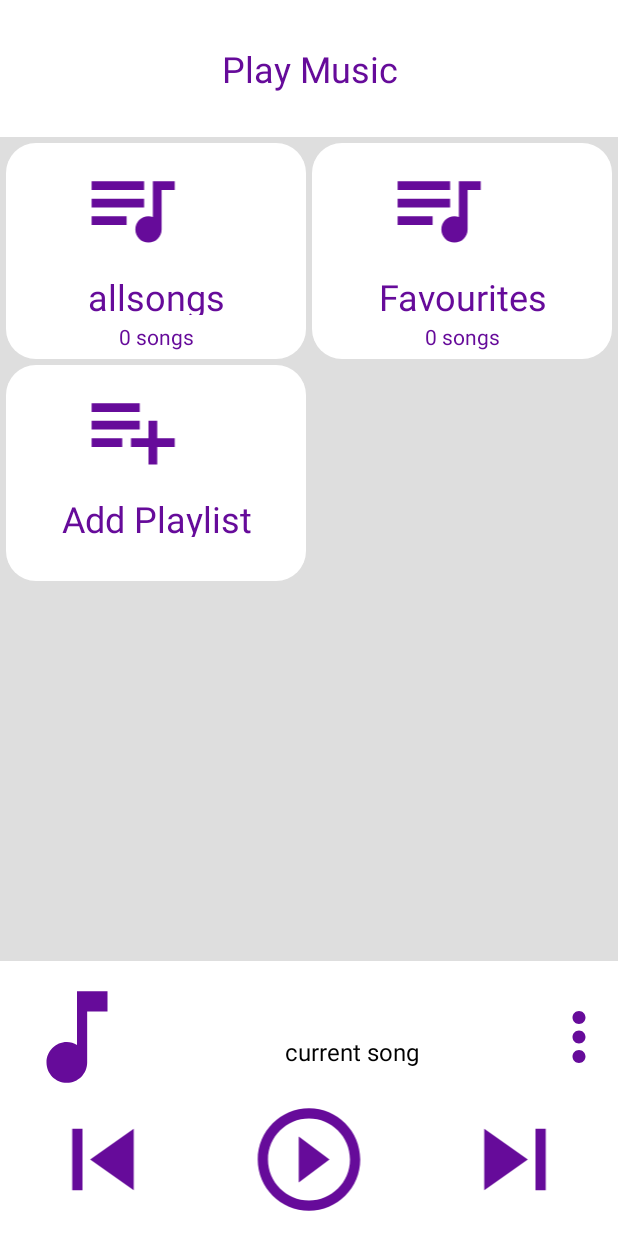
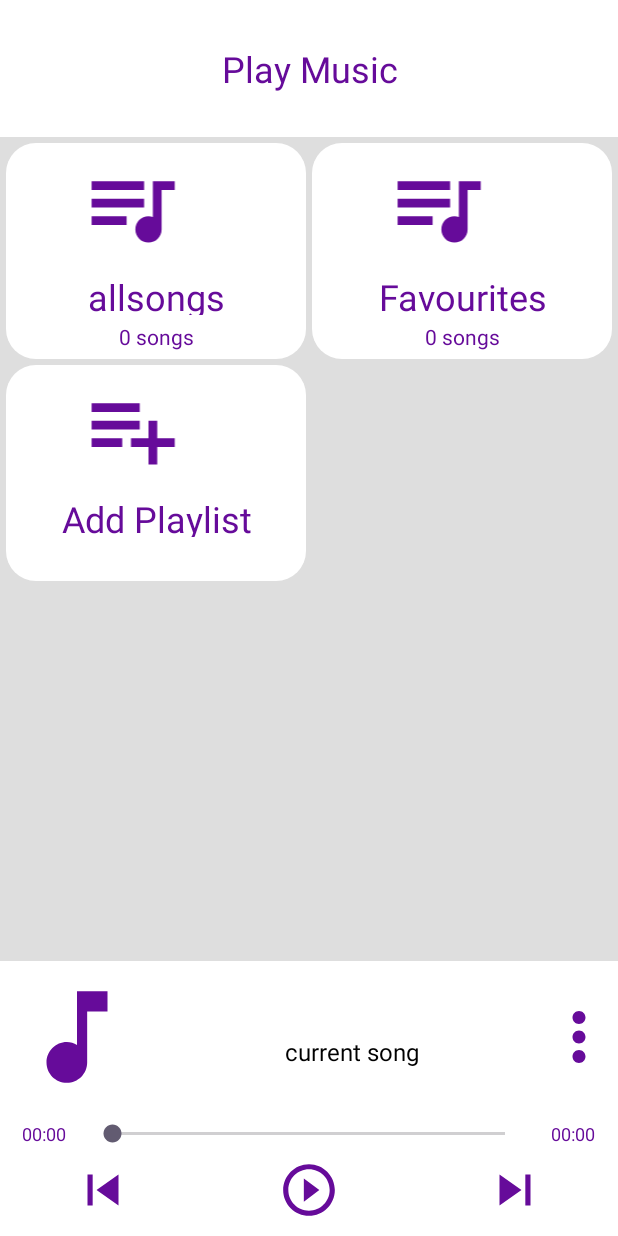
Before and after one commit to Daniel-Macharia/Mp3Player, an Android app: the screen it shows after launch (MainActivity), on a phone screen of 412 x 824 dp. Run offline under Robolectric (Android 15) with nearby library versions, the phone set to English and light mode, and no system bars.

Commit message:
moved to ubuntu

```diff
--- a/app/src/main/java/com/example/mp3player/LastPlayed.java
+++ b/app/src/main/java/com/example/mp3player/LastPlayed.java
@@ -36,8 +36,8 @@ public class LastPlayed
             db.execSQL("CREATE TABLE " + tableName + " ( " +
                     lastSongId + " INTEGER NOT NULL PRIMARY KEY AUTOINCREMENT, " +
                     lastPlayList + " TEXT NOT NULL, " +
-                    lastSongTitle + "TEXT NOT NULL, " +
-                    lastSongPath + "TEXT NOT NULL )");
+                    lastSongTitle + " TEXT NOT NULL, " +
+                    lastSongPath + " TEXT NOT NULL )");
         }
 
         @Override
@@ -83,18 +83,18 @@ public class LastPlayed
 
         Cursor c = db.rawQuery( query, null );
 
-        if( c.getCount() < 1)
-        {
-            return new String[]{null, null, null};
-        }
-
         int listIndex = c.getColumnIndex( lastPlayList );
         int titleIndex = c.getColumnIndex( lastSongTitle );
         int pathIndex = c.getColumnIndex( lastSongPath );
 
-        result[0] = c.getString( listIndex );
-        result[1] = c.getString( titleIndex );
-        result[2] = c.getString( pathIndex );
+        if( c.moveToFirst() )
+        {
+            result[0] = c.getString( listIndex );
+            result[1] = c.getString( titleIndex );
+            result[2] = c.getString( pathIndex );
+        }
+
+        c.close();
 
         return result;
     }
--- a/app/src/main/java/com/example/mp3player/MainActivity.java
+++ b/app/src/main/java/com/example/mp3player/MainActivity.java
@@ -7,6 +7,7 @@ import androidx.appcompat.view.menu.SubMenuBuilder;
 import androidx.core.app.ActivityCompat;
 
 import android.Manifest;
+import android.app.PendingIntent;
 import android.content.Context;
 import android.content.Intent;
 import android.content.IntentFilter;
@@ -14,6 +15,7 @@ import android.content.pm.PackageManager;
 import android.database.Cursor;
 import android.graphics.Color;
 import android.graphics.drawable.Drawable;
+import android.net.Uri;
 import android.os.Build;
 import android.os.Bundle;
 import android.os.Handler;
@@ -46,6 +48,7 @@ import java.io.File;
 import java.io.LineNumberInputStream;
 import java.io.UncheckedIOException;
 import java.util.ArrayList;
+import java.util.Collection;
 
 public class MainActivity extends AppCompatActivity {
 
@@ -202,13 +205,13 @@ public class MainActivity extends AppCompatActivity {
                     songsInPlayLists s = new songsInPlayLists(view.getContext());
                     s.open();
 
-                    ArrayList<String[]> r = s.getSongsInList(title);
+                    ArrayList<musicItem> songs = s.getSongsInList(title);
                     //check if song exists in the playlist
                     String data = new String( m.getData() );
 
-                    for( String[] song : r )
+                    for( musicItem song : songs )
                     {
-                        if( data.equals( song[1] ) )
+                        if( data.equals( song.getData() ) )
                         {
                             Toast.makeText(view.getContext(), "Song Already in " + title, Toast.LENGTH_SHORT).show();
                             s.close();
@@ -216,7 +219,7 @@ public class MainActivity extends AppCompatActivity {
                         }
                     }
 
-                    s.addSong( title, m.getName(), m.getData());
+                    s.addSong( title, m.getName(), m.getData(),  m.getDuration(), m.getArtist());
                     s.close();
 
                     return true;
@@ -269,34 +272,35 @@ public class MainActivity extends AppCompatActivity {
     public void initCurrent( Handler handler )
     {
         try {
-            String []last = new String[3];
+            String []last = new String[4];
             LastPlayed p = new LastPlayed( MainActivity.this );
             p.open();
             last = p.getLastPlayed();
             p.close();
 
-            CubeMusicPlayer.queryAudio();
+            songsInPlayLists s = new songsInPlayLists( getApplicationContext() );
+            s.open();
+            if( last[0] == null )
+            {
+                //load all songs
+                CubeMusicPlayer.musicItems = s.getSongsInList("allsongs");
+                s.close();
+            }
+            else
+            {
+                //load from last playlist
+                CubeMusicPlayer.musicItems = s.getSongsInList(last[0]);
+                s.close();
+            }
 
-            title.setText( CubeMusicPlayer.musicItems.get(0).getName() );
+            //CubeMusicPlayer.queryAudio();
+
+            //title.setText( CubeMusicPlayer.musicItems.get(0).getName() );
         }catch ( Exception e )
         {
             Toast.makeText(getApplicationContext(), "Error: " + e, Toast.LENGTH_SHORT).show();
         }
     }
-
-    private void startCurrent( int index)
-    {
-        try{
-            //Intent intent = new Intent( MainActivity.this, currentSong.class );
-            //intent.putExtra( "index", index );
-            //startActivity( intent );
-            //CubeMusicPlayer.play( CubeMusicPlayer.paths, CubeMusicPlayer.titles, index, true);
-        }catch( Exception e )
-        {
-            Toast.makeText(MainActivity.this, "Error: " + e, Toast.LENGTH_SHORT).show();
-        }
-    }
-
 
     @Override
     public void onResume()
@@ -335,9 +339,10 @@ public class MainActivity extends AppCompatActivity {
     public static void handlePlayAction(Context context)
     {
         try {
+
             if(CubeMusicPlayer.player.isPlaying() )
             {
-                Toast.makeText(context, "is playing", Toast.LENGTH_SHORT).show();
+                //Toast.makeText(context, "is playing", Toast.LENGTH_SHORT).show();
                 if( CubeMusicPlayer.isPaused )
                 {
                     //player.resume();
@@ -368,4 +373,22 @@ public class MainActivity extends AppCompatActivity {
         }
     }
 
+    @Override
+    public void onDestroy()
+    {
+        //update last played table
+        saveLastPlayedSongDetails( getApplicationContext() );
+
+        super.onDestroy();
+    }
+
+    public static void saveLastPlayedSongDetails( Context context)
+    {
+        LastPlayed p = new LastPlayed( context );
+        p.open();
+        p.addLastPlayed( new String( CubeMusicPlayer.currentPlayList ),
+                new String( CubeMusicPlayer.musicItems.get( CubeMusicPlayer.currentSongIndex ).getName()),
+                new String( CubeMusicPlayer.musicItems.get( CubeMusicPlayer.currentSongIndex).getData()));
+        p.close();
+    }
 }
--- a/app/src/main/java/com/example/mp3player/songsInPlayLists.java
+++ b/app/src/main/java/com/example/mp3player/songsInPlayLists.java
@@ -15,6 +15,8 @@ public class songsInPlayLists {
 
     private static final String playList = "playlist";
     private static final String songName = "title";
+    private static final String songArtistName = "artistName";
+    private static final String songDuration = "songDuration";
     private static final String songData = "path";
     private static final String songId = "songID";
     private static final String tableName = "songs";
@@ -39,7 +41,9 @@ public class songsInPlayLists {
                             songId + " INTEGER NOT NULL PRIMARY KEY AUTOINCREMENT , " +
                             playList + " TEXT NOT NULL , " +
                             songName + " TEXT NOT NULL , " +
-                            songData + " TEXT NOT NULL ) ; ");
+                            songData + " TEXT NOT NULL," +
+                            songDuration + " INTEGER NOT NULL," +
+                            songArtistName + " TEXT " + "  ) ; ");
         }
 
         @Override
@@ -75,13 +79,15 @@ public class songsInPlayLists {
         ourHelper.close();
     }
 
-    public long addSong(String playListName, String songName, String songData)
+    public long addSong(String playListName, String songName, String songData, int duration, String artistName)
     {
 
         ContentValues cv = new ContentValues();
         cv.put(this.playList, playListName);
         cv.put(this.songName, songName);
         cv.put(this.songData, songData);
+        cv.put(this.songDuration, duration);
+        cv.put(this.songArtistName, artistName);
 
         Toast.makeText(thisContext, "Added to " + playListName, Toast.LENGTH_SHORT).show();
         long l = songDb.insert( tableName, null, cv);
@@ -94,23 +100,27 @@ public class songsInPlayLists {
         return l;
     }
 
-    public ArrayList<String[]> getSongsInList(String ListName)
+    public ArrayList<musicItem> getSongsInList(String ListName)
     {
         //String[] cols = { songName, songData };
         //Cursor c = songDb.query( tableName,cols, playList, new String[]{ ListName }, null, null, null);
-        String query = " SELECT " + songName + " , " + songData +
+        String query = " SELECT " + songName + " , " + songData + " , " + songDuration + " , " + songArtistName +
                 " FROM " + tableName + " WHERE " + this.playList + " LIKE '%" + ListName + "%' ; ";
         Cursor c = songDb.rawQuery( query,null);
 
         int songNameIndex = c.getColumnIndex( songName );
         int songDataIndex = c.getColumnIndex(songData);
+        int songDurationIndex = c.getColumnIndex( songDuration );
+        int songArtistIndex = c.getColumnIndex( songArtistName );
 
-        ArrayList<String[]> result = new ArrayList<>(10);
+        ArrayList<musicItem> result = new ArrayList<>(10);
 
         for( c.moveToFirst(); !c.isAfterLast(); c.moveToNext() )
         {
-            result.add( new String[] { new String( c.getString(songNameIndex) ),
-                    new String( c.getString(songDataIndex) ) } );
+            result.add( new musicItem( new String( c.getString(songNameIndex) ),
+                    new String( c.getString(songDataIndex) ),
+                    c.getInt( songDurationIndex ) ,
+                    new String( c.getString( songArtistIndex ) ) ) );
         }
 
         return result;
--- a/app/src/main/res/layout/song_controls.xml
+++ b/app/src/main/res/layout/song_controls.xml
@@ -2,7 +2,52 @@
 <LinearLayout xmlns:android="http://schemas.android.com/apk/res/android"
     android:layout_width="match_parent"
     android:layout_height="match_parent"
+    android:orientation="vertical"
+    >
+    <LinearLayout
+        android:layout_width="match_parent"
+        android:layout_height="0dp"
+        android:layout_weight="3"
         android:orientation="horizontal"
+
+        >
+        <TextView
+            android:layout_width="0dp"
+            android:layout_height="48dp"
+            android:layout_weight="2"
+            android:textSize="12dp"
+            android:text="00:00"
+            android:textColor="@color/purple2"
+            android:gravity="center"
+            />
+
+        <SeekBar
+            android:id="@+id/songProgress"
+            android:layout_width="0dp"
+            android:layout_weight="10"
+            android:layout_height="48dp"
+            android:min="0"
+            android:max="100"
+            />
+
+        <TextView
+            android:id="@+id/max"
+            android:layout_width="0dp"
+            android:layout_height="48dp"
+            android:layout_weight="2"
+            android:textSize="12dp"
+            android:text="00:00"
+            android:textColor="@color/purple2"
+            android:gravity="center"
+            />
+
+    </LinearLayout>
+    <LinearLayout
+        android:layout_width="match_parent"
+        android:layout_height="0dp"
+        android:layout_weight="3"
+        android:orientation="horizontal"
+
         >
 
         <ImageView
@@ -31,3 +76,5 @@
             />
 
     </LinearLayout>
+
+</LinearLayout>
```
Also changed, not shown: app/src/main/java/com/example/mp3player/CubeMusicPlayer.java (+59 -71 lines), app/src/main/java/com/example/mp3player/OtherPlaylistLayoutClass.java (+6 -4 lines), app/src/main/java/com/example/mp3player/PlayerService.java (+48 -14 lines), app/src/main/java/com/example/mp3player/allSongs.java (+4 -4 lines), app/src/main/java/com/example/mp3player/currentSong.java (+34 -10 lines), app/src/main/java/com/example/mp3player/musicItem.java (+9 -1 lines), app/src/main/java/com/example/mp3player/musicItemAdapter.java (+78 -17 lines). Lines whose indentation alone changed are shown as unchanged.
